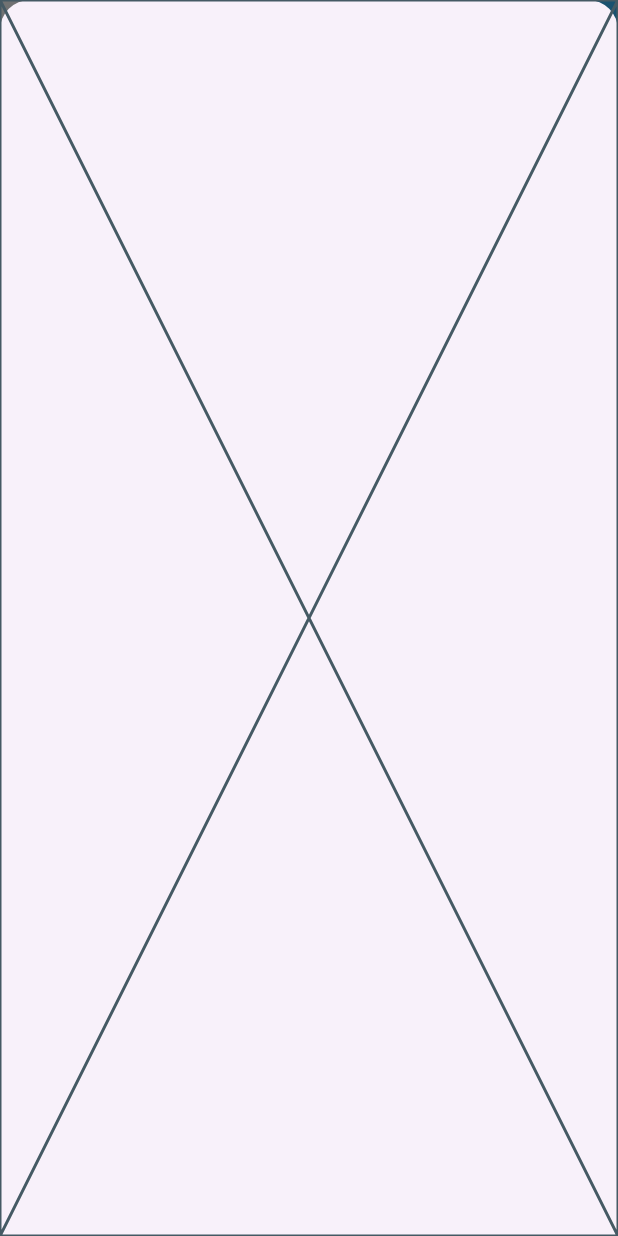
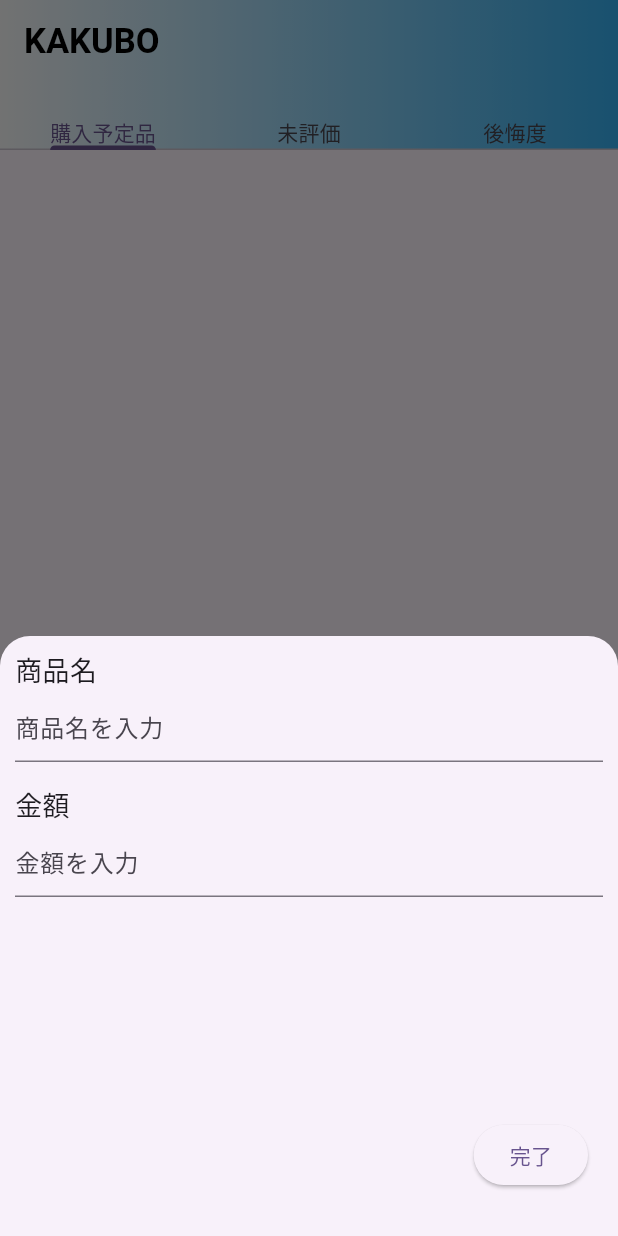
Before and after one commit to Fudy-V/kakubo, a Flutter app: the screen it shows after launch, after a tap on the "add" icon, on a phone screen of 412 x 824 dp. Run offline on Flutter 3.47's test engine with Material 3 defaults, Android fonts, the phone set to English and light mode, and no system bars; our stand-ins replace hive, hive_flutter; accounts and stored records are empty.

Commit message:
✨ inputの内容を更新

```diff
--- a/lib/features/input/entries/input.dart
+++ b/lib/features/input/entries/input.dart
@@ -8,8 +8,99 @@ class InputItems extends StatefulWidget {
 }
 
 class _InputItemsState extends State<InputItems> {
+  final TextEditingController itemController = TextEditingController();
+  final TextEditingController priceController = TextEditingController();
+
+  final FocusNode itemFocusNode = FocusNode();
+  final FocusNode priceFocusNode = FocusNode();
+
+  // フォームのキー　validatorでtextfieldが空とかnullの時の処理が記述可能
+  final GlobalKey<FormState> _formKey = GlobalKey<FormState>();
+
+  void submition() {
+    if (_formKey.currentState?.validate() ?? false) {
+      // 入力が正しければ、データを使用する処理
+      print('商品名: ${itemController.text}');
+      print('金額: ${priceController.text}');
+      Navigator.pop(context); // 入力フォームを閉じる
+    }
+  }
+
+  @override
+  void dispose() {
+    itemController.dispose();
+    priceController.dispose();
+    itemFocusNode.dispose();
+    priceFocusNode.dispose();
+    super.dispose();
+  }
+
   @override
   Widget build(BuildContext context) {
-    return const Placeholder();
+    return AnimatedPadding(
+      padding: MediaQuery.of(context).viewInsets, // キーボードの表示に合わせて調整
+      duration: const Duration(milliseconds: 100),
+      child: Form(
+        key: _formKey,
+        child: SingleChildScrollView(
+          child: Container(
+            height: 400.0,
+            padding: const EdgeInsets.all(10.0),
+            child: Column(
+              crossAxisAlignment: CrossAxisAlignment.start,
+              children: [
+                const Text('商品名', style: TextStyle(fontSize: 18)),
+                TextFormField(
+                  controller: itemController,
+                  focusNode: itemFocusNode,
+                  decoration: const InputDecoration(hintText: '商品名を入力'),
+                  validator: (value) {
+                    if (value == null || value.isEmpty) {
+                      return '商品名を入力してください';
+                    }
+                    return null;
+                  },
+                  keyboardType: TextInputType.text, // 日本語入力用
+                  textInputAction: TextInputAction.next,
+                  onFieldSubmitted: (_) {
+                    FocusScope.of(context).requestFocus(priceFocusNode);
+                  },
+                ),
+                const SizedBox(height: 16),
+                const Text('金額', style: TextStyle(fontSize: 18)),
+                TextFormField(
+                  controller: priceController,
+                  focusNode: priceFocusNode,
+                  decoration: const InputDecoration(hintText: '金額を入力'),
+                  keyboardType: TextInputType.number,
+                  validator: (value) {
+                    if (value == null || value.isEmpty) {
+                      return '金額を入力してください';
+                    }
+                    if (int.tryParse(value) == null) {
+                      return '有効な金額を入力してください';
+                    }
+                    return null;
+                  },
+                  textInputAction: TextInputAction.done,
+                  onFieldSubmitted: (_) => submition(),
+                ),
+                const Spacer(),
+                Align(
+                  alignment: Alignment.centerRight,
+                  child: Padding(
+                    padding: const EdgeInsets.only(right: 10.0, bottom: 20.0),
+                    child: ElevatedButton(
+                      onPressed: submition,
+                      child: const Text('完了'),
+                    ),
+                  ),
+                ),
+              ],
+            ),
+          ),
+        ),
+      ),
+    );
   }
 }
```
